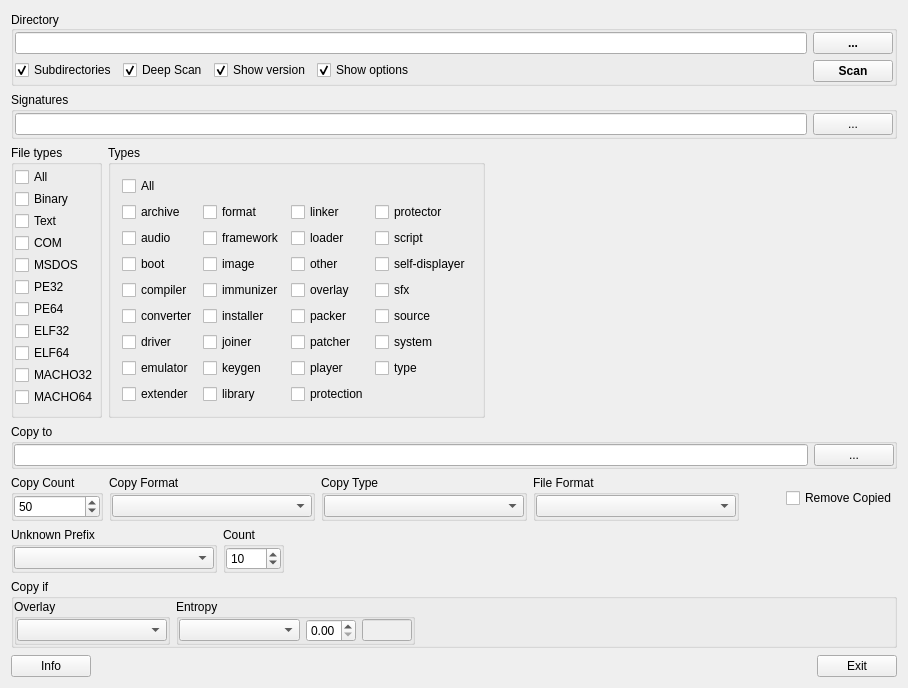
Before: the Qt Designer form gui_source/guimainwindow.ui in horsicq/DIE-sort, drawn with Qt 5.
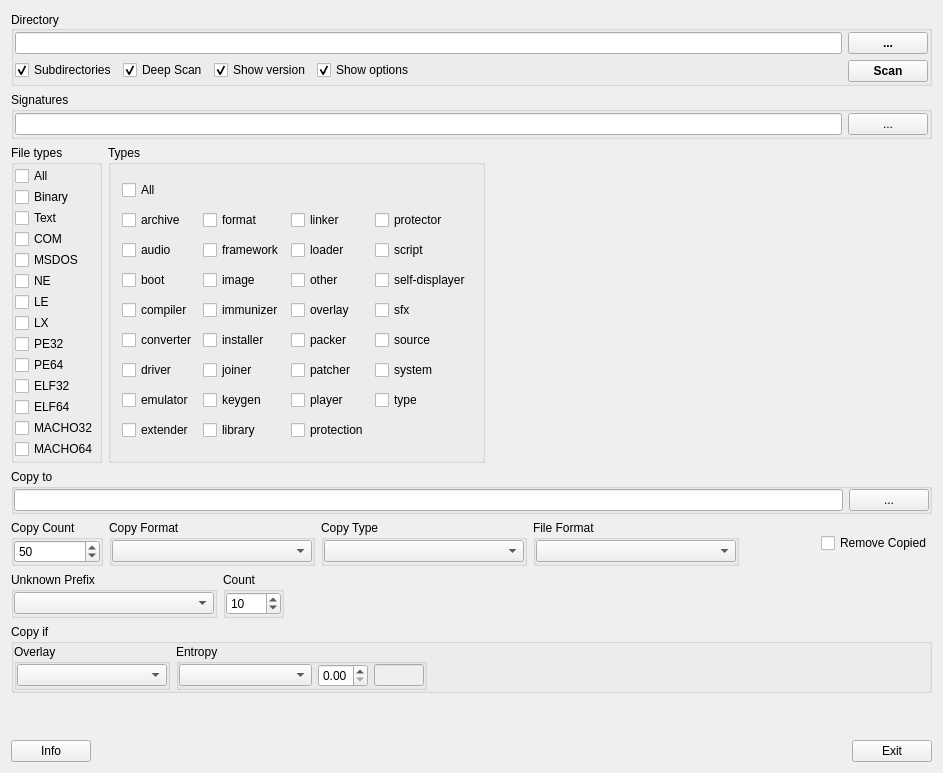
After: the same form once the commit is applied.

```diff
--- a/gui_source/guimainwindow.ui
+++ b/gui_source/guimainwindow.ui
@@ -6,8 +6,8 @@
    <rect>
     <x>0</x>
     <y>0</y>
-    <width>908</width>
-    <height>688</height>
+    <width>943</width>
+    <height>773</height>
    </rect>
   </property>
   <property name="windowTitle">
@@ -226,6 +226,27 @@
            </property>
           </widget>
          </item>
+         <item>
+          <widget class="QCheckBox" name="checkBoxNE">
+           <property name="text">
+            <string>NE</string>
+           </property>
+          </widget>
+         </item>
+         <item>
+          <widget class="QCheckBox" name="checkBoxLE">
+           <property name="text">
+            <string>LE</string>
+           </property>
+          </widget>
+         </item>
+         <item>
+          <widget class="QCheckBox" name="checkBoxLX">
+           <property name="text">
+            <string>LX</string>
+           </property>
+          </widget>
+         </item>
          <item>
           <widget class="QCheckBox" name="checkBoxPE32">
            <property name="text">
```
